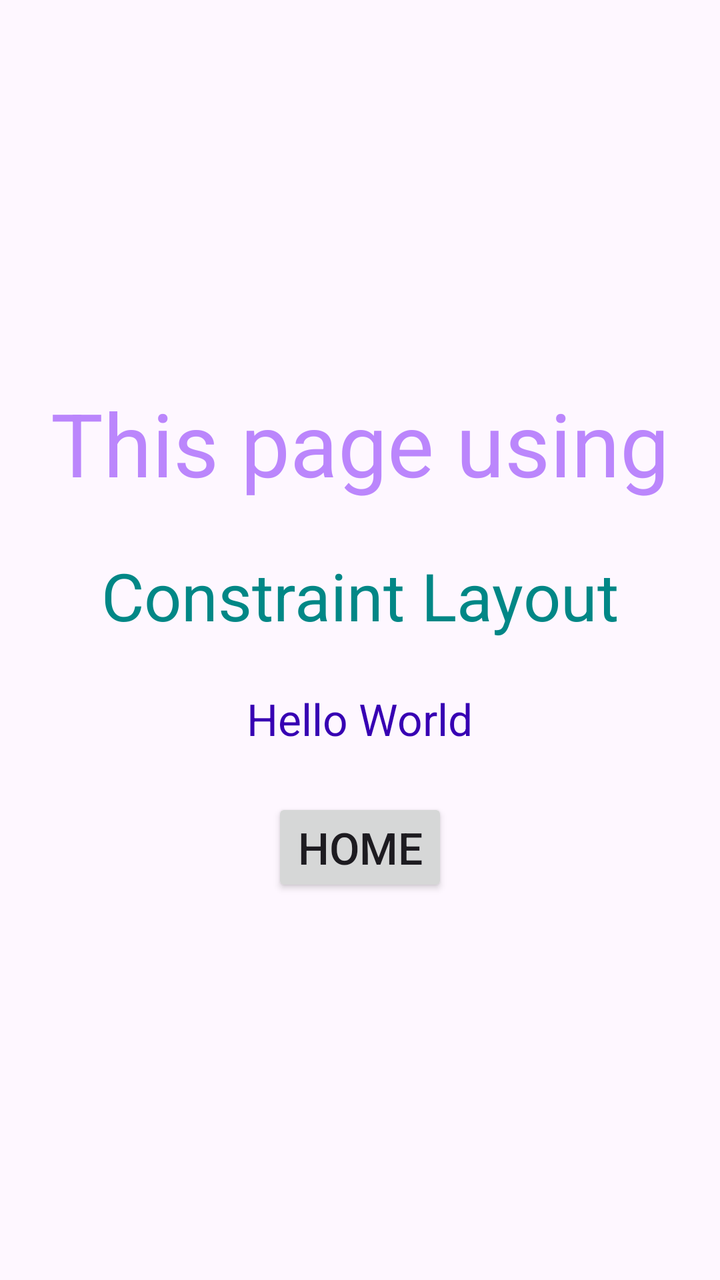
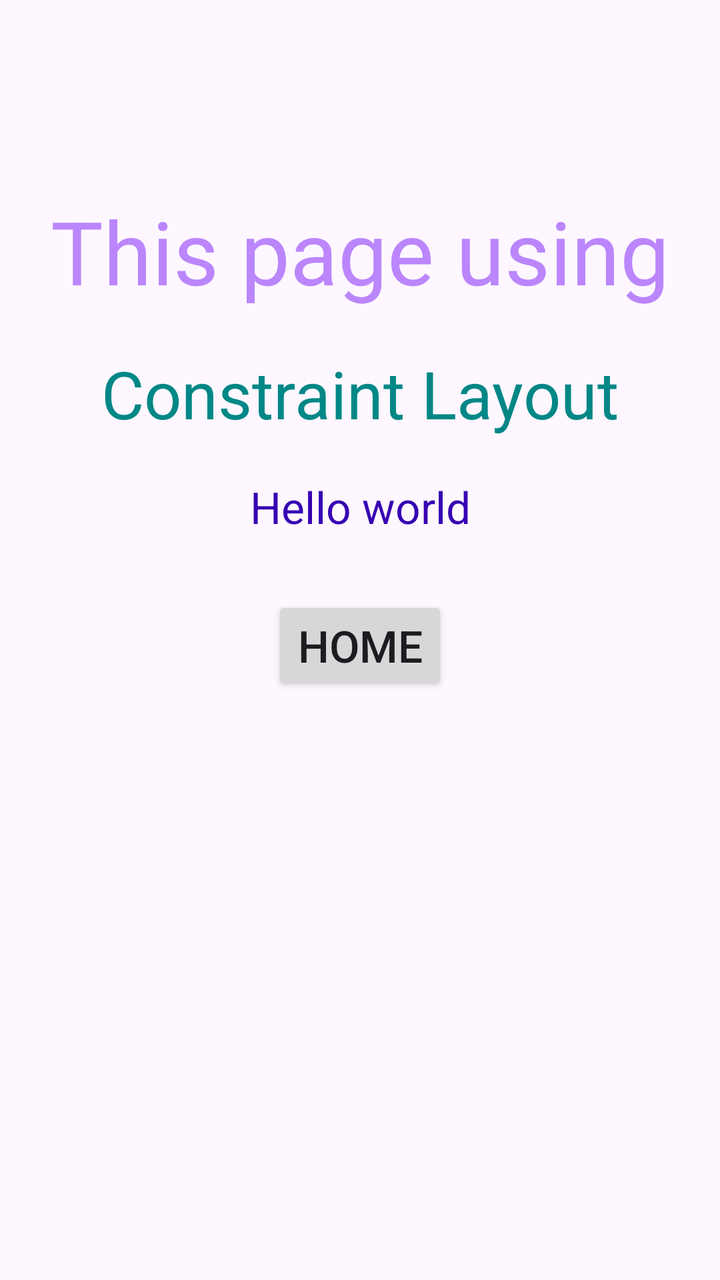

Before-and-after screenshots of an Android layout around one commit, followed by the original layout XML and the change that was made.
<!-- AndroidManifest.xml: application theme Theme.Experiment3 -->
<!-- res/layout/three.xml -->
<?xml version="1.0" encoding="UTF-8"?>
<androidx.constraintlayout.widget.ConstraintLayout
    xmlns:android="http://schemas.android.com/apk/res/android"
    xmlns:app="http://schemas.android.com/apk/res-auto"
    android:layout_width="match_parent"
    android:layout_height="match_parent">

    <LinearLayout
        android:layout_width="wrap_content"
        android:layout_height="wrap_content"
        android:orientation="vertical"
        android:gravity="center"
        app:layout_constraintTop_toTopOf="parent"
        app:layout_constraintBottom_toBottomOf="parent"
        app:layout_constraintStart_toStartOf="parent"
        app:layout_constraintEnd_toEndOf="parent">

        <TextView
            android:text="This page using"
            android:textSize="44sp"
            android:textColor="@color/purple_200"
            android:layout_marginBottom="25dp"
            android:layout_width="wrap_content"
            android:layout_height="wrap_content"/>

        <TextView
            android:text="Constraint Layout"
            android:textSize="33sp"
            android:textColor="@color/teal_700"
            android:layout_marginBottom="25dp"
            android:layout_width="wrap_content"
            android:layout_height="wrap_content"/>

        <TextView
            android:text="Hello World"
            android:textSize="22sp"
            android:textColor="@color/purple_700"
            android:layout_marginBottom="25dp"
            android:layout_width="wrap_content"
            android:layout_height="wrap_content"/>

        <Button
            android:id="@+id/home"
            android:text="Home"
            android:textSize="22sp"
            android:layout_width="wrap_content"
            android:layout_height="wrap_content"/>

    </LinearLayout>

</androidx.constraintlayout.widget.ConstraintLayout>
<!-- resources referenced by this layout -->
<resources>
  <color name="purple_200">#BB86FC</color>
  <color name="purple_700">#3700B3</color>
  <color name="teal_700">#018786</color>
  <style name="Theme.Experiment3" parent="Base.Theme.Experiment3" />
  <style name="Base.Theme.Experiment3" parent="Theme.Material3.DayNight.NoActionBar">
          
          
      </style>
</resources>

<!-- the commit's change to res/layout/three.xml (unified diff, before → after) -->
@@ -1,51 +1,55 @@
-<?xml version="1.0" encoding="UTF-8"?>
+<?xml version="1.0" encoding="utf-8"?>
 <androidx.constraintlayout.widget.ConstraintLayout
     xmlns:android="http://schemas.android.com/apk/res/android"
     xmlns:app="http://schemas.android.com/apk/res-auto"
     android:layout_width="match_parent"
-    android:layout_height="match_parent">
+    android:layout_height="match_parent"
+    android:padding="16dp">
 
-    <LinearLayout
+    <TextView
+        android:id="@+id/textView1"
         android:layout_width="wrap_content"
         android:layout_height="wrap_content"
-        android:orientation="vertical"
-        android:gravity="center"
+        android:text="This page using"
+        android:textSize="44dp"
+        android:textColor="@color/purple_200"
         app:layout_constraintTop_toTopOf="parent"
-        app:layout_constraintBottom_toBottomOf="parent"
         app:layout_constraintStart_toStartOf="parent"
-        app:layout_constraintEnd_toEndOf="parent">
+        app:layout_constraintEnd_toEndOf="parent"
+        android:layout_marginTop="80dp"/>
 
-        <TextView
-            android:text="This page using"
-            android:textSize="44sp"
-            android:textColor="@color/purple_200"
-            android:layout_marginBottom="25dp"
-            android:layout_width="wrap_content"
-            android:layout_height="wrap_content"/>
+    <TextView
+        android:id="@+id/textView2"
+        android:layout_width="wrap_content"
+        android:layout_height="wrap_content"
+        android:text="Constraint Layout"
+        android:textSize="33dp"
+        android:textColor="@color/teal_700"
+        app:layout_constraintTop_toBottomOf="@id/textView1"
+        app:layout_constraintStart_toStartOf="parent"
+        app:layout_constraintEnd_toEndOf="parent"
+        android:layout_marginTop="20dp"/>
 
-        <TextView
-            android:text="Constraint Layout"
-            android:textSize="33sp"
-            android:textColor="@color/teal_700"
-            android:layout_marginBottom="25dp"
-            android:layout_width="wrap_content"
-            android:layout_height="wrap_content"/>
+    <TextView
+        android:id="@+id/textView3"
+        android:layout_width="wrap_content"
+        android:layout_height="wrap_content"
+        android:text="Hello world"
+        android:textSize="22dp"
+        android:textColor="@color/purple_700"
+        app:layout_constraintTop_toBottomOf="@id/textView2"
+        app:layout_constraintStart_toStartOf="parent"
+        app:layout_constraintEnd_toEndOf="parent"
+        android:layout_marginTop="20dp"/>
 
-        <TextView
-            android:text="Hello World"
-            android:textSize="22sp"
-            android:textColor="@color/purple_700"
-            android:layout_marginBottom="25dp"
-            android:layout_width="wrap_content"
-            android:layout_height="wrap_content"/>
-
-        <Button
-            android:id="@+id/home"
-            android:text="Home"
-            android:textSize="22sp"
-            android:layout_width="wrap_content"
-            android:layout_height="wrap_content"/>
-
-    </LinearLayout>
-
+    <Button
+        android:id="@+id/home"
+        android:layout_width="wrap_content"
+        android:layout_height="wrap_content"
+        android:text="Home"
+        android:textSize="22dp"
+        app:layout_constraintTop_toBottomOf="@id/textView3"
+        app:layout_constraintStart_toStartOf="parent"
+        app:layout_constraintEnd_toEndOf="parent"
+        android:layout_marginTop="30dp"/>
 </androidx.constraintlayout.widget.ConstraintLayout>
